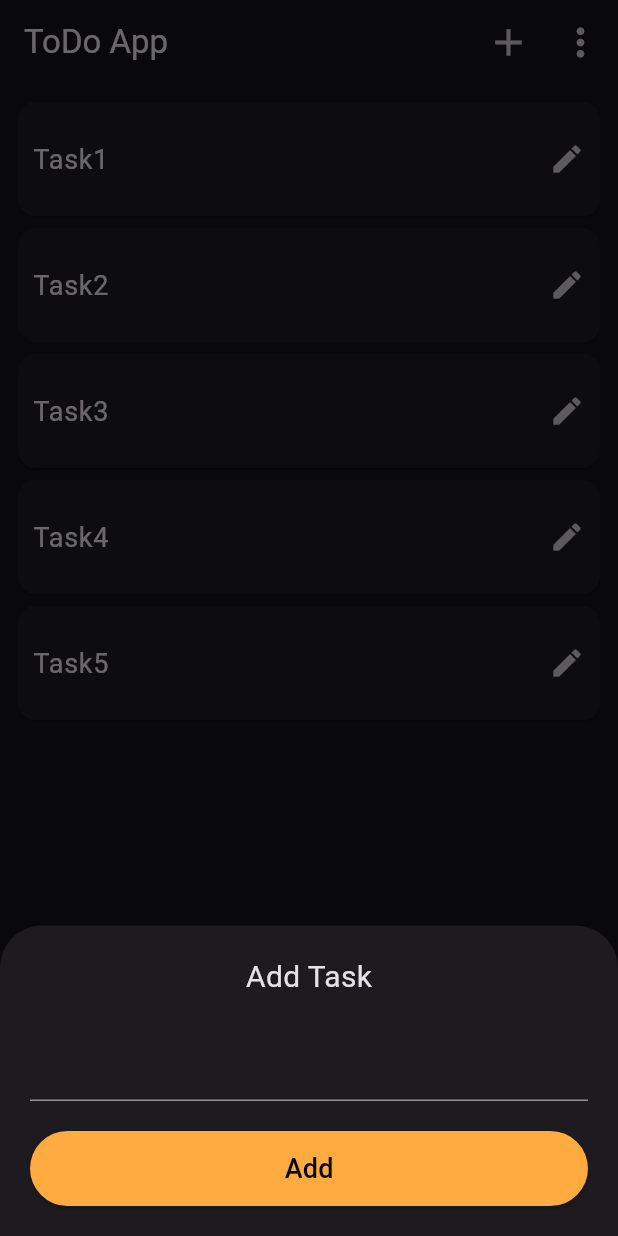
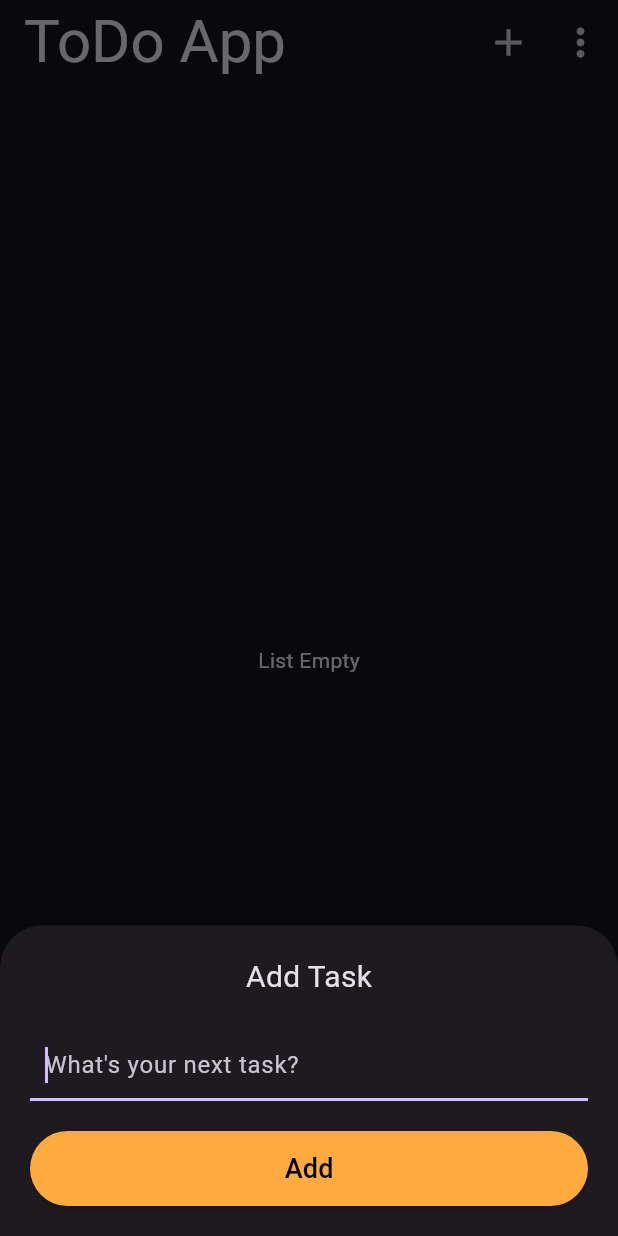
Before and after one commit to VSat08/flutter-todo, a Flutter app: the screen it shows after launch, after a tap on the "add" icon, on a phone screen of 412 x 824 dp. Run offline on Flutter 3.47's test engine with Material 3 defaults, Android fonts, the phone set to English and light mode, and no system bars; our stand-ins replace shared_preferences.

Commit message:
Add shared_preferences dependency and implement todo list functionality with custom app bar

```diff
--- a/lib/main.dart
+++ b/lib/main.dart
@@ -1,4 +1,7 @@
 import 'package:flutter/material.dart';
+import 'package:shared_preferences/shared_preferences.dart';
+import 'package:todoapp/widgets/appbar.dart';
+import 'package:todoapp/widgets/body.dart';
 
 void main() {
   runApp(MyApp());
@@ -26,7 +29,37 @@ class MainScreen extends StatefulWidget {
 }
 
 class _MainScreenState extends State<MainScreen> {
-  List<String> todo = ["Task1", "Task2", "Task3", "Task4", "Task5"];
+  List<String> todo = [];
+  TextEditingController todoTitle = TextEditingController();
+
+  void addTodo({required String todoTitle}) {
+    if (todo.contains(todoTitle)) {
+      showDialog(
+          context: context,
+          builder: (context) {
+            return AlertDialog(
+              title: Text("Already Exists"),
+              content: Text("This goal is already added!"),
+              actions: [
+                InkWell(
+                    onTap: () {
+                      Navigator.pop(context);
+                    },
+                    child: Text("Okay"))
+              ],
+            );
+          });
+      return;
+    }
+    setState(() {
+      todo.insert(0, todoTitle);
+    });
+
+    // print(todoTitle.text);
+    updateLocalData();
+    Navigator.pop(context);
+  }
+
   void createTodo() {
     showModalBottomSheet(
         isScrollControlled: true,
@@ -45,9 +78,22 @@ class _MainScreenState extends State<MainScreen> {
                     "Add Task",
                     style: TextStyle(fontSize: 20),
                   ),
-                  TextField(),
+                  TextField(
+                    decoration: InputDecoration(
+                      // icon: Icon(Icons.golf_course_sharp),
+                      contentPadding: EdgeInsets.all(10),
+                      hintText: "What's your next task?",
+                    ),
+                    autofocus: true,
+                    controller: todoTitle,
+                  ),
                   ElevatedButton(
-                      onPressed: () {},
+                      onPressed: () {
+                        if (todoTitle.text.isNotEmpty) {
+                          addTodo(todoTitle: todoTitle.text);
+                        }
+                        todoTitle.text = "";
+                      },
                       style: ElevatedButton.styleFrom(
                           backgroundColor: Colors.orangeAccent,
                           foregroundColor: Colors.black,
@@ -63,54 +109,38 @@ class _MainScreenState extends State<MainScreen> {
         });
   }
 
+  void updateLocalData() async {
+    // Obtain shared preferences.
+    final SharedPreferences prefs = await SharedPreferences.getInstance();
+
+// Save an double value to 'decimal' key.
+    await prefs.setStringList('todoList', todo);
+  }
+
+  void loadLocalData() async {
+    // Obtain shared preferences.
+    final SharedPreferences prefs = await SharedPreferences.getInstance();
+    setState(() {
+      // Save an double value to 'decimal' key.
+      todo = (prefs.getStringList('todoList') ?? []).toList();
+    });
+  }
+
+  @override
+  void initState() {
+    super.initState();
+    loadLocalData();
+  }
+
   @override
   Widget build(BuildContext context) {
     return Scaffold(
-      appBar: AppBar(
-        title: Text("ToDo App"),
-        actions: [
-          InkWell(
-            onTap: createTodo,
-            borderRadius: BorderRadius.circular(16),
-            child: Padding(
-              padding: const EdgeInsets.all(8.0),
-              child: Icon(
-                Icons.add,
-                size: 30,
-              ),
-            ),
-          ),
-          InkWell(
-            onTap: () {},
-            borderRadius: BorderRadius.circular(16),
-            child: Padding(
-              padding: const EdgeInsets.symmetric(horizontal: 10, vertical: 4),
-              child: Icon(
-                Icons.more_vert,
-                size: 30,
-              ),
-            ),
-          ),
-        ],
-      ),
-      body: Container(
-        padding: EdgeInsets.all(8),
-        child: ListView.builder(
-          itemCount: todo.length,
-          itemBuilder: (context, index) {
-            return Card(
-              child: ListTile(
-                contentPadding: EdgeInsets.all(10),
-                title: Text(
-                  todo[index],
-                  style: TextStyle(fontSize: 18),
-                ),
-                trailing: Icon(Icons.edit),
-              ),
-            );
-          },
+        appBar: MyAppBar(
+          createTodo: createTodo,
         ),
-      ),
-    );
+        body: Body(
+          todo: todo,
+          updateLocalData: updateLocalData,
+        ));
   }
 }
--- /dev/null
+++ b/lib/widgets/appbar.dart
@@ -0,0 +1,43 @@
+import 'package:flutter/material.dart';
+
+class MyAppBar extends StatelessWidget implements PreferredSizeWidget {
+  void Function() createTodo;
+  MyAppBar({super.key, required this.createTodo});
+
+  @override
+  Widget build(BuildContext context) {
+    return AppBar(
+      title: Text(
+        "ToDo App",
+        style: TextStyle(fontSize: 40),
+      ),
+      actions: [
+        InkWell(
+          onTap: createTodo,
+          borderRadius: BorderRadius.circular(16),
+          child: Padding(
+            padding: const EdgeInsets.all(8.0),
+            child: Icon(
+              Icons.add,
+              size: 30,
+            ),
+          ),
+        ),
+        InkWell(
+          onTap: () {},
+          borderRadius: BorderRadius.circular(16),
+          child: Padding(
+            padding: const EdgeInsets.symmetric(horizontal: 10, vertical: 4),
+            child: Icon(
+              Icons.more_vert,
+              size: 30,
+            ),
+          ),
+        ),
+      ],
+    );
+  }
+
+  @override
+  Size get preferredSize => const Size.fromHeight(kToolbarHeight);
+}
--- a/pubspec.yaml
+++ b/pubspec.yaml
@@ -34,6 +34,7 @@ dependencies:
   # The following adds the Cupertino Icons font to your application.
   # Use with the CupertinoIcons class for iOS style icons.
   cupertino_icons: ^1.0.8
+  shared_preferences: ^2.4.0
 
 dev_dependencies:
   flutter_test:
```
Also changed, not shown: lib/widgets/body.dart (added, +120 -0 lines), pubspec.lock, 2 other files.
